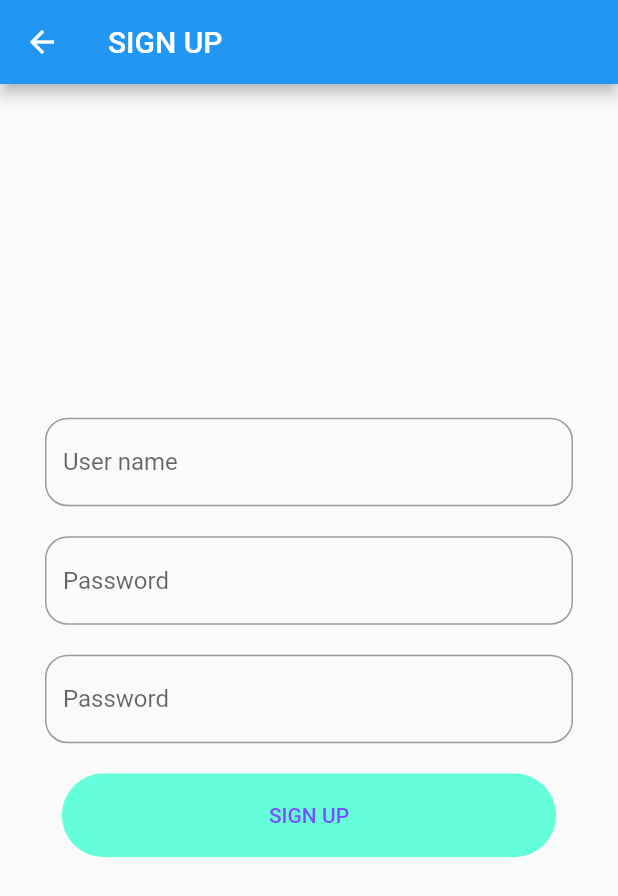
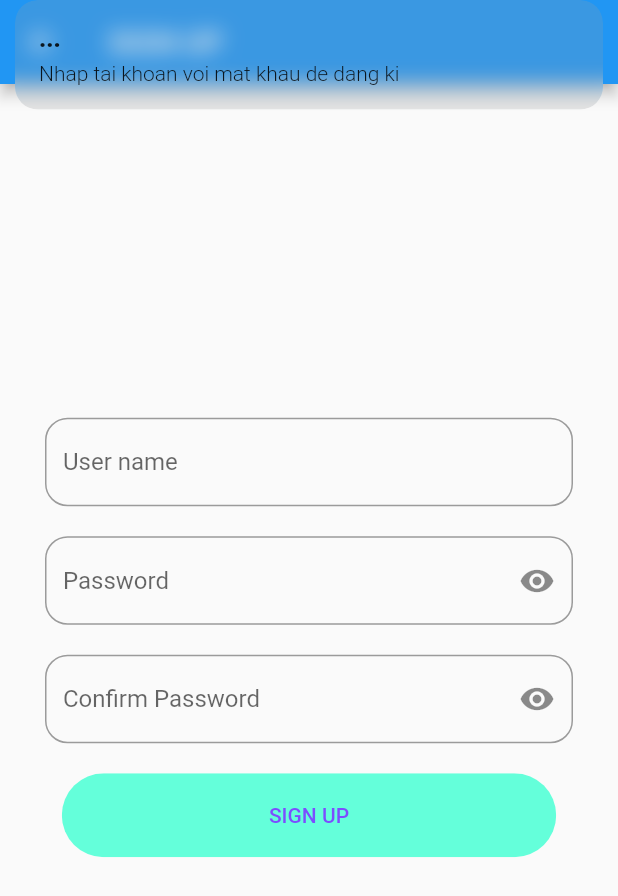
Before and after one commit to HieuNghiemViet/Chat_Now_Flutter, a Flutter app: the SignUpScreen screen opened by its route, after a tap on "SIGN UP", on a phone screen of 412 x 824 dp. Shown: the top 896 px of the screen. Run offline on Flutter 3.47's test engine with Material 2 defaults, Android fonts, the phone set to English and light mode, and no system bars; our stand-ins replace firebase_auth, firebase_core, get, shared_preferences; accounts and stored records are empty.

Commit message:
HieuNV: Update Login and Sign Up

```diff
--- /dev/null
+++ b/lib/constant/string_constant.dart
@@ -0,0 +1,3 @@
+class StringConstant {
+
+}
--- a/lib/controller/controller.dart
+++ b/lib/controller/controller.dart
@@ -1,5 +1,74 @@
+import 'package:firebase_auth/firebase_auth.dart';
+import 'package:flutter/material.dart';
 import 'package:get/get.dart';
+import 'package:shared_preferences/shared_preferences.dart';
 
 class Controller extends GetxController {
+  final auth = FirebaseAuth.instance;
 
+  var isPasswordHidden = true.obs;
+  var isPasswordConfirmHidden = true.obs;
+  var isSuccess = true.obs;
+
+  var email = ''.obs;
+  var password = ''.obs;
+  var passwordConfirm = ''.obs;
+
+  Future<bool> signIn() async {
+    if (email.isEmpty || password.isEmpty) {
+      return false;
+    } else {
+      try {
+        final userCred = await auth.signInWithEmailAndPassword(
+            email: email.toString(), password: password.toString());
+
+        if (userCred.user == null) {
+          return false;
+        }
+      } catch (_) {
+        return false;
+      }
+      setSharePreferences('email', email.value);
+      return true;
+    }
+  }
+
+  Future<bool> signUp() async {
+    if (email.isEmpty || password.isEmpty) {
+      return false;
+    } else {
+      print(passwordConfirm);
+      if(password == passwordConfirm) {
+        try {
+         final result = await auth.createUserWithEmailAndPassword(
+              email: email.toString(), password: password.toString());
+
+         if(result.user == null) {
+           return false;
+         }
+          return true;
+        } catch (_) {
+          return false;
+        }
+      }
+      return false;
+    }
+  }
+
+
+  void setSharePreferences(key, value) async {
+    SharedPreferences prefs = await SharedPreferences.getInstance();
+    prefs.setString(key, value);
+  }
+
+  Future<String?> getSharePreferences(key) async {
+    SharedPreferences prefs = await SharedPreferences.getInstance();
+    return prefs.getString(key);
+  }
+
+  void removeSharePreferences(key) async {
+    SharedPreferences prefs = await SharedPreferences.getInstance();
+    prefs.remove(key);
+    prefs.clear();
+  }
 }
--- a/lib/ui/sign_up_screen.dart
+++ b/lib/ui/sign_up_screen.dart
@@ -1,10 +1,13 @@
+import 'package:chat_now/controller/controller.dart';
 import 'package:flutter/cupertino.dart';
 import 'package:flutter/material.dart';
 import 'package:get/get.dart';
 import 'package:get/get_core/src/get_main.dart';
 
 class SignUpScreen extends StatelessWidget {
-  const SignUpScreen({Key? key}) : super(key: key);
+  SignUpScreen({Key? key}) : super(key: key);
+
+  Controller controllerSignUp = Get.put(Controller());
 
   @override
   Widget build(BuildContext context) {
@@ -31,28 +34,60 @@ class SignUpScreen extends StatelessWidget {
     return Column(
       children: [
         TextField(
-          onChanged: (value) {},
+          keyboardType: TextInputType.emailAddress,
+          onChanged: (username) {
+            controllerSignUp.email = username.obs;
+          },
           decoration: InputDecoration(
               hintText: 'User name',
-              border: OutlineInputBorder(
-                  borderRadius: BorderRadius.circular(15))),
+              border:
+                  OutlineInputBorder(borderRadius: BorderRadius.circular(15))),
         ),
         SizedBox(height: 20),
-        TextField(
-          decoration: InputDecoration(
-              hintText: 'Password',
-              border: OutlineInputBorder(
-                  borderRadius: BorderRadius.circular(15))),
+        Obx(() => TextField(
+            obscureText: controllerSignUp.isPasswordHidden.value,
+            onChanged: (pass) {
+              controllerSignUp.password = pass.obs;
+            },
+            decoration: InputDecoration(
+                suffixIcon: customSuffixIcon(),
+                hintText: 'Password',
+                border:
+                    OutlineInputBorder(borderRadius: BorderRadius.circular(15))),
+          ),
         ),
         SizedBox(height: 20),
-        TextField(
-          decoration: InputDecoration(
-              hintText: 'Password',
-              border: OutlineInputBorder(
-                  borderRadius: BorderRadius.circular(15))),
+        Obx(() => TextField(
+            obscureText: controllerSignUp.isPasswordConfirmHidden.value,
+            onChanged: (passConfirm) {
+              controllerSignUp.passwordConfirm = passConfirm.obs;
+            },
+            decoration: InputDecoration(
+                suffixIcon: IconButton(
+                    icon: Icon(controllerSignUp.isPasswordConfirmHidden.value
+                        ? Icons.visibility
+                        : Icons.visibility_off),
+                    onPressed: () {
+                      controllerSignUp.isPasswordConfirmHidden.value = !controllerSignUp.isPasswordConfirmHidden.value;
+                    }),
+                hintText: 'Confirm Password',
+                border:
+                    OutlineInputBorder(borderRadius: BorderRadius.circular(15))),
+          ),
         ),
       ],
     );
+  }
+
+  Widget customSuffixIcon() {
+    return IconButton(
+        icon: Icon(controllerSignUp.isPasswordHidden.value
+            ? Icons.visibility
+            : Icons.visibility_off),
+        onPressed: () {
+          controllerSignUp.isPasswordHidden.value =
+              !controllerSignUp.isPasswordHidden.value;
+        });
   }
 
   Widget btnSignUp(context) {
@@ -63,10 +98,16 @@ class SignUpScreen extends StatelessWidget {
         borderRadius: BorderRadius.circular(30),
         child: FlatButton(
           padding: EdgeInsets.symmetric(vertical: 20, horizontal: 40),
-          onPressed: () {
-            Get.toNamed('/sign_up');
+          onPressed: () async {
+            final signUp = await controllerSignUp.signUp();
+            if(signUp) {
+              Get.offAllNamed('/home');
+            } else {
+              Get.snackbar('...', 'Nhap tai khoan voi mat khau de dang ki');
+            }
           },
-          child: Text('SIGN UP', style: TextStyle(color: Colors.deepPurpleAccent)),
+          child:
+              Text('SIGN UP', style: TextStyle(color: Colors.deepPurpleAccent)),
           color: Colors.tealAccent,
         ),
       ),
--- a/pubspec.yaml
+++ b/pubspec.yaml
@@ -23,6 +23,9 @@ environment:
 dependencies:
   get: ^4.6.1
   firebase_core: ^1.14.0
+  firebase_auth: ^3.3.13
+  shared_preferences: ^2.0.13
+
 
   flutter:
     sdk: flutter
```
Also changed, not shown: lib/main.dart (+16 -5 lines), lib/ui/home_screen.dart (added, +55 -0 lines), lib/ui/sign_in_screen.dart (+34 -6 lines), pubspec.lock, 2 other files.
